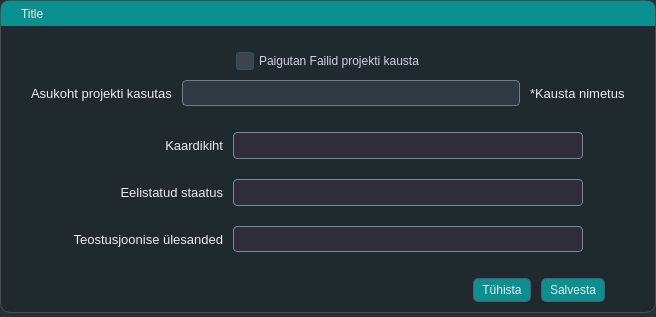
This is mailabl-qgis/config/confWidgets/Teostusjoonised.ui in TuloliKalver/mailabl-qgis as Qt 5 draws it before an edit. The edited form follows.
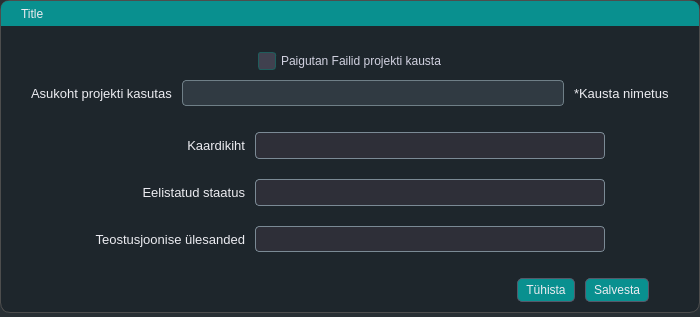
This is the edited form. Icons and pictures are not drawn.

Diff of the .ui file:
```diff
--- a/mailabl-qgis/config/confWidgets/Teostusjoonised.ui
+++ b/mailabl-qgis/config/confWidgets/Teostusjoonised.ui
@@ -6,7 +6,7 @@
    <rect>
     <x>0</x>
     <y>0</y>
-    <width>656</width>
+    <width>700</width>
     <height>317</height>
    </rect>
   </property>
@@ -18,13 +18,13 @@
   </property>
   <property name="minimumSize">
    <size>
-    <width>0</width>
+    <width>700</width>
     <height>0</height>
    </size>
   </property>
   <property name="maximumSize">
    <size>
-    <width>16777215</width>
+    <width>700</width>
     <height>16777215</height>
    </size>
   </property>
@@ -51,7 +51,7 @@
 #FrameMain{
     border-radius: 10px;
 	border: 1px solid #4d4d4d;
-	background-color: rgba(29, 37, 43, 0.7);  /* 10% transparency */
+	background-color: rgba(29, 37, 43, 0.89);  /* 10% transparency */
 }
 
 
```
